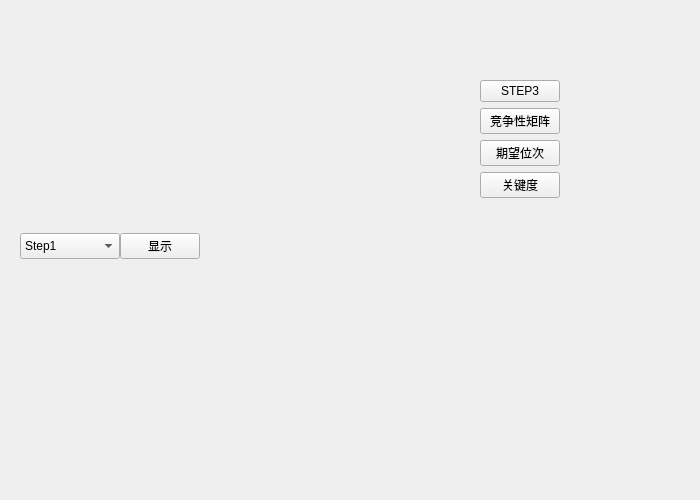
Before: the Qt Designer form Step3.ui in albert2lyu/QualityFunctionDeployment, drawn with Qt 5.
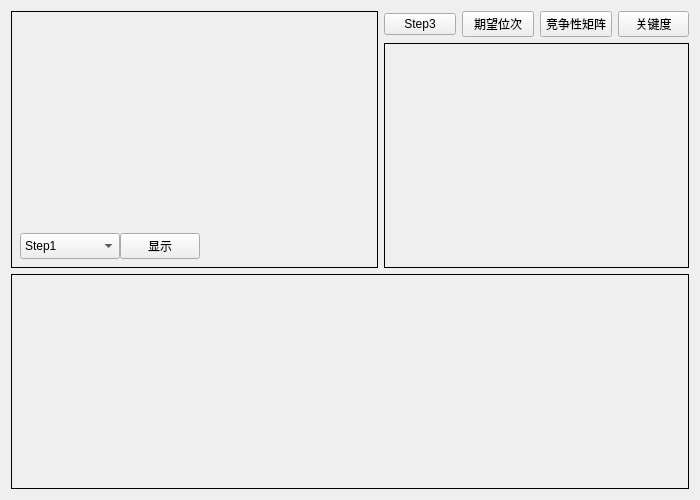
After: the same form once the commit is applied. Icons and pictures are not drawn.

Patch:
```diff
--- a/Step3.ui
+++ b/Step3.ui
@@ -42,6 +42,9 @@
          <height>200</height>
         </size>
        </property>
+       <property name="styleSheet">
+        <string notr="true">#widget{border:1px solid black}</string>
+       </property>
        <layout class="QVBoxLayout" name="verticalLayout_3">
         <item>
          <widget class="QWidget" name="widget_2" native="true">
@@ -58,7 +61,8 @@
            </size>
           </property>
           <property name="styleSheet">
-           <string notr="true">image: url(:/image/back.png);</string>
+           <string notr="true">image: url(:/image/back.png);
+border-color: rgb(0, 0, 0);border:1px;</string>
           </property>
          </widget>
         </item>
@@ -119,32 +123,28 @@
       </widget>
      </item>
      <item>
-      <widget class="QStackedWidget" name="stackedWidget">
-       <property name="sizePolicy">
-        <sizepolicy hsizetype="Minimum" vsizetype="Preferred">
-         <horstretch>0</horstretch>
-         <verstretch>0</verstretch>
-        </sizepolicy>
-       </property>
+      <widget class="QWidget" name="widget_3" native="true">
        <property name="minimumSize">
         <size>
-         <width>0</width>
+         <width>300</width>
          <height>0</height>
         </size>
        </property>
-       <property name="currentIndex">
-        <number>0</number>
-       </property>
-       <widget class="QWidget" name="page">
-        <layout class="QGridLayout" name="gridLayout" rowstretch="3" columnstretch="2">
-         <item row="0" column="0">
           <layout class="QVBoxLayout" name="verticalLayout_2">
            <property name="leftMargin">
-            <number>120</number>
+         <number>0</number>
+        </property>
+        <property name="topMargin">
+         <number>0</number>
            </property>
            <property name="rightMargin">
-            <number>120</number>
-           </property>
+         <number>0</number>
+        </property>
+        <property name="bottomMargin">
+         <number>0</number>
+        </property>
+        <item>
+         <layout class="QHBoxLayout" name="horizontalLayout_2">
            <item>
             <widget class="QPushButton" name="pushButton">
              <property name="sizePolicy">
@@ -160,24 +160,24 @@
               </size>
              </property>
              <property name="text">
-              <string>STEP3</string>
+             <string>Step3</string>
              </property>
             </widget>
            </item>
            <item>
             <widget class="QPushButton" name="pushButton_2">
              <property name="text">
-              <string>竞争性矩阵</string>
-             </property>
-            </widget>
-           </item>
-           <item>
-            <widget class="QPushButton" name="pushButton_4">
-             <property name="text">
               <string>期望位次</string>
              </property>
             </widget>
            </item>
+          <item>
+           <widget class="QPushButton" name="pushButton_4">
+            <property name="text">
+             <string>竞争性矩阵</string>
+            </property>
+           </widget>
+          </item>
            <item>
             <widget class="QPushButton" name="pushButton_5">
              <property name="text">
@@ -187,12 +187,34 @@
            </item>
           </layout>
          </item>
-        </layout>
-       </widget>
+        <item>
+         <widget class="QStackedWidget" name="stackedWidget">
+          <property name="sizePolicy">
+           <sizepolicy hsizetype="Minimum" vsizetype="Preferred">
+            <horstretch>0</horstretch>
+            <verstretch>0</verstretch>
+           </sizepolicy>
+          </property>
+          <property name="minimumSize">
+           <size>
+            <width>0</width>
+            <height>0</height>
+           </size>
+          </property>
+          <property name="styleSheet">
+           <string notr="true">#stackedWidget{border:1px solid black}</string>
+          </property>
+          <property name="currentIndex">
+           <number>0</number>
+          </property>
+          <widget class="QWidget" name="page"/>
        <widget class="QWidget" name="page_2"/>
       </widget>
      </item>
     </layout>
+      </widget>
+     </item>
+    </layout>
    </item>
    <item>
     <widget class="QStackedWidget" name="stackedWidget_2">
@@ -208,6 +230,9 @@
        <height>200</height>
       </size>
      </property>
+     <property name="styleSheet">
+      <string notr="true">#stackedWidget_2{border:1px solid black}</string>
+     </property>
      <widget class="QWidget" name="page_3">
       <layout class="QGridLayout" name="gridLayout_2">
        <property name="leftMargin">
```
Left out of the diff: 5 changed lines with no effect on the pictures. Lines whose indentation alone changed are shown as unchanged.
